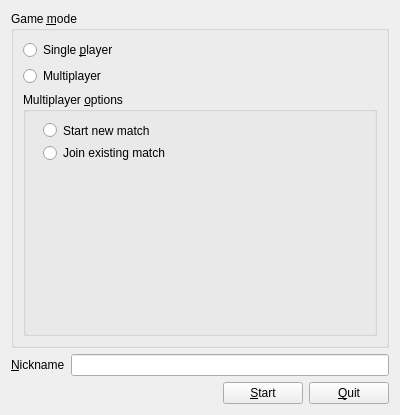
Above: src/GameMenuView.ui from jeissonh/qTrivia before the change. Below: the same form after it.
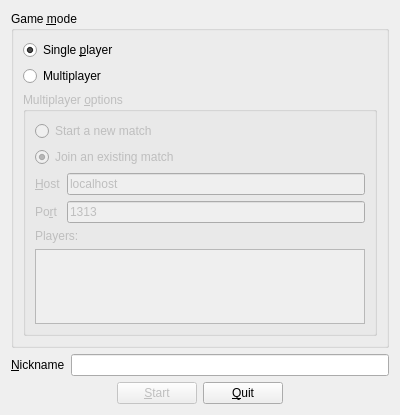
That is the form after the change.

Commit message: Game menu: controls to setup a multiplayer game

```diff
--- a/src/GameMenuView.ui
+++ b/src/GameMenuView.ui
@@ -15,7 +15,13 @@
   </property>
   <layout class="QVBoxLayout" name="verticalLayout_4">
    <item>
-    <widget class="QGroupBox" name="groupBox">
+    <widget class="QGroupBox" name="groupBoxGameMode">
+     <property name="sizePolicy">
+      <sizepolicy hsizetype="Preferred" vsizetype="Expanding">
+       <horstretch>0</horstretch>
+       <verstretch>0</verstretch>
+      </sizepolicy>
+     </property>
      <property name="title">
       <string>Game &amp;mode</string>
      </property>
@@ -30,6 +36,9 @@
           <property name="text">
            <string>Single &amp;player</string>
           </property>
+          <property name="checked">
+           <bool>true</bool>
+          </property>
          </widget>
         </item>
         <item>
@@ -44,35 +53,98 @@
         </item>
         <item>
          <widget class="QGroupBox" name="groupBoxMultiplayerOptions">
+          <property name="enabled">
+           <bool>false</bool>
+          </property>
           <property name="title">
            <string>Multiplayer &amp;options</string>
           </property>
-          <widget class="QWidget" name="">
-           <property name="geometry">
-            <rect>
-             <x>20</x>
-             <y>30</y>
-             <width>147</width>
-             <height>39</height>
-            </rect>
-           </property>
-           <layout class="QVBoxLayout" name="verticalLayout">
-            <item>
-             <widget class="QRadioButton" name="radioButtonStartMatch">
-              <property name="text">
-               <string>Start new match</string>
-              </property>
-             </widget>
-            </item>
-            <item>
-             <widget class="QRadioButton" name="radioButtonJoinMatch">
-              <property name="text">
-               <string>Join existing match</string>
-              </property>
-             </widget>
-            </item>
-           </layout>
-          </widget>
+          <layout class="QGridLayout" name="gridLayout">
+           <item row="0" column="0" colspan="2">
+            <layout class="QVBoxLayout" name="verticalLayoutMatch">
+             <item>
+              <widget class="QRadioButton" name="radioButtonStartMatch">
+               <property name="toolTip">
+                <string>Other players will connect with this computer</string>
+               </property>
+               <property name="text">
+                <string>Start a new match</string>
+               </property>
+              </widget>
+             </item>
+             <item>
+              <widget class="QRadioButton" name="radioButtonJoinMatch">
+               <property name="toolTip">
+                <string>Join an existing match started in another computer</string>
+               </property>
+               <property name="text">
+                <string>Join an existing match</string>
+               </property>
+               <property name="checked">
+                <bool>true</bool>
+               </property>
+              </widget>
+             </item>
+            </layout>
+           </item>
+           <item row="1" column="0">
+            <widget class="QLabel" name="labelHostname">
+             <property name="text">
+              <string>&amp;Host</string>
+             </property>
+             <property name="buddy">
+              <cstring>lineEditHostname</cstring>
+             </property>
+            </widget>
+           </item>
+           <item row="1" column="1">
+            <widget class="QLineEdit" name="lineEditHostname">
+             <property name="toolTip">
+              <string>Ask the player who started the game the hostname that is waiting for players</string>
+             </property>
+             <property name="text">
+              <string>localhost</string>
+             </property>
+            </widget>
+           </item>
+           <item row="2" column="0">
+            <widget class="QLabel" name="labelPort">
+             <property name="text">
+              <string>Po&amp;rt</string>
+             </property>
+             <property name="buddy">
+              <cstring>lineEditPort</cstring>
+             </property>
+            </widget>
+           </item>
+           <item row="2" column="1">
+            <widget class="QLineEdit" name="lineEditPort">
+             <property name="toolTip">
+              <string>Ask the player who started the game for the port number</string>
+             </property>
+             <property name="inputMask">
+              <string>09999</string>
+             </property>
+             <property name="text">
+              <string>1313</string>
+             </property>
+            </widget>
+           </item>
+           <item row="3" column="0" colspan="2">
+            <widget class="QLabel" name="label">
+             <property name="text">
+              <string>Players:</string>
+             </property>
+            </widget>
+           </item>
+           <item row="4" column="0" colspan="2">
+            <widget class="QListWidget" name="listWidgetPlayers">
+             <property name="toolTip">
+              <string>List of players in the game</string>
+             </property>
+            </widget>
+           </item>
+          </layout>
          </widget>
         </item>
        </layout>
@@ -114,6 +186,9 @@
      </item>
      <item>
       <widget class="QPushButton" name="pushButtonStart">
+       <property name="enabled">
+        <bool>false</bool>
+       </property>
        <property name="text">
         <string>&amp;Start</string>
        </property>
@@ -126,6 +201,19 @@
        </property>
       </widget>
      </item>
+     <item>
+      <spacer name="horizontalSpacerButtonsRight">
+       <property name="orientation">
+        <enum>Qt::Horizontal</enum>
+       </property>
+       <property name="sizeHint" stdset="0">
+        <size>
+         <width>40</width>
+         <height>20</height>
+        </size>
+       </property>
+      </spacer>
+     </item>
     </layout>
    </item>
   </layout>
```
Left out of the diff: 43 changed lines with no effect on the pictures. The commit also changes 2 other files.
